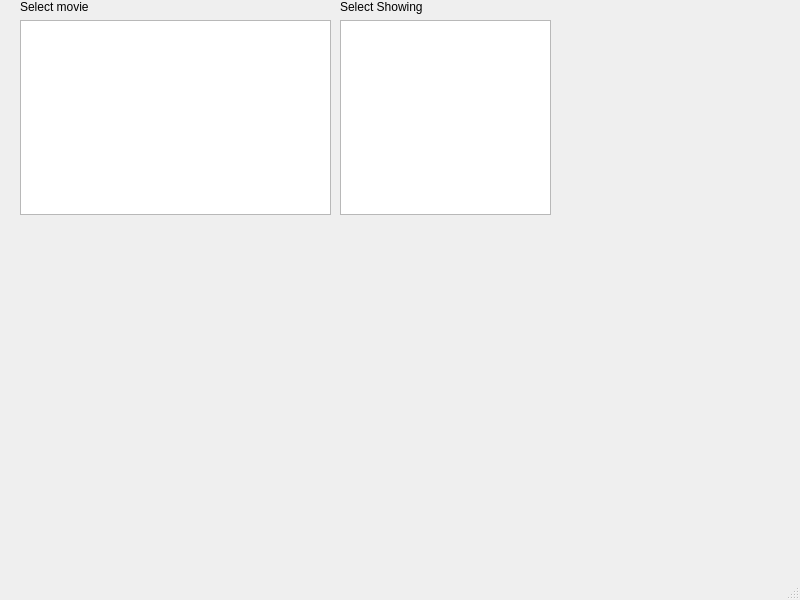
Above: mainwindow.ui from Aurux/movieReservation before the change. Below: the same form after it.
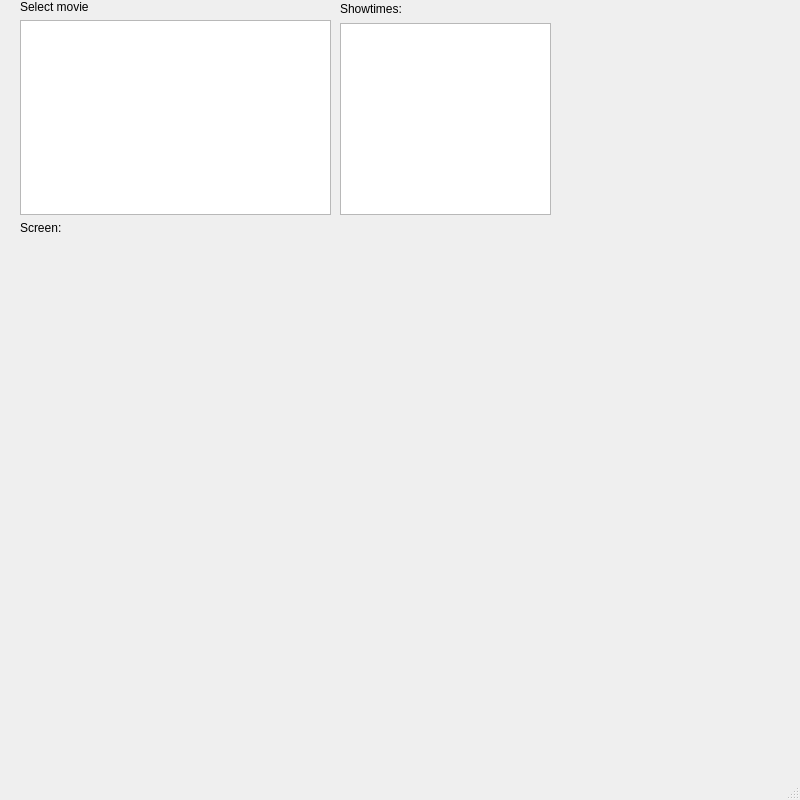
That is the form after the change. Icons and pictures are not drawn.

Commit message: Make signal map for seat buttons

Patch:
```diff
--- a/mainwindow.ui
+++ b/mainwindow.ui
@@ -7,7 +7,7 @@
     <x>0</x>
     <y>0</y>
     <width>800</width>
-    <height>600</height>
+    <height>800</height>
    </rect>
   </property>
   <property name="windowTitle">
@@ -18,7 +18,7 @@
     <normaloff>:/new/icon/images/film-reel.png</normaloff>:/new/icon/images/film-reel.png</iconset>
   </property>
   <widget class="QWidget" name="centralwidget">
-   <widget class="QWidget" name="">
+   <widget class="QWidget" name="layoutWidget">
     <property name="geometry">
      <rect>
       <x>20</x>
@@ -59,7 +59,7 @@
      </item>
     </layout>
    </widget>
-   <widget class="QWidget" name="">
+   <widget class="QWidget" name="layoutWidget">
     <property name="geometry">
      <rect>
       <x>340</x>
@@ -68,11 +68,23 @@
       <height>215</height>
      </rect>
     </property>
-    <layout class="QVBoxLayout" name="verticalLayout_2">
+    <layout class="QVBoxLayout" name="verticalLayout_2" stretch="0,0">
      <item>
-      <widget class="QLabel" name="label_2">
+      <widget class="QLabel" name="showingLabel">
+       <property name="sizePolicy">
+        <sizepolicy hsizetype="Expanding" vsizetype="Expanding">
+         <horstretch>100</horstretch>
+         <verstretch>0</verstretch>
+        </sizepolicy>
+       </property>
        <property name="text">
-        <string>Select Showing</string>
+        <string>Showtimes:</string>
+       </property>
+       <property name="scaledContents">
+        <bool>true</bool>
+       </property>
+       <property name="wordWrap">
+        <bool>true</bool>
        </property>
       </widget>
      </item>
@@ -84,6 +96,12 @@
        <attribute name="horizontalHeaderCascadingSectionResizes">
         <bool>true</bool>
        </attribute>
+       <attribute name="horizontalHeaderHighlightSections">
+        <bool>false</bool>
+       </attribute>
+       <attribute name="horizontalHeaderStretchLastSection">
+        <bool>true</bool>
+       </attribute>
        <attribute name="verticalHeaderVisible">
         <bool>false</bool>
        </attribute>
@@ -94,6 +112,34 @@
      </item>
     </layout>
    </widget>
+   <widget class="QWidget" name="gridLayoutWidget">
+    <property name="geometry">
+     <rect>
+      <x>20</x>
+      <y>240</y>
+      <width>761</width>
+      <height>511</height>
+     </rect>
+    </property>
+    <layout class="QGridLayout" name="seatGridLayout">
+     <property name="horizontalSpacing">
+      <number>2</number>
+     </property>
+    </layout>
+   </widget>
+   <widget class="QLabel" name="seatLabel">
+    <property name="geometry">
+     <rect>
+      <x>20</x>
+      <y>220</y>
+      <width>71</width>
+      <height>16</height>
+     </rect>
+    </property>
+    <property name="text">
+     <string>Screen:</string>
+    </property>
+   </widget>
   </widget>
   <widget class="QMenuBar" name="menubar">
    <property name="geometry">
```
Left out of the diff: 23 changed lines with no effect on the pictures. The commit also changes 3 other files.
